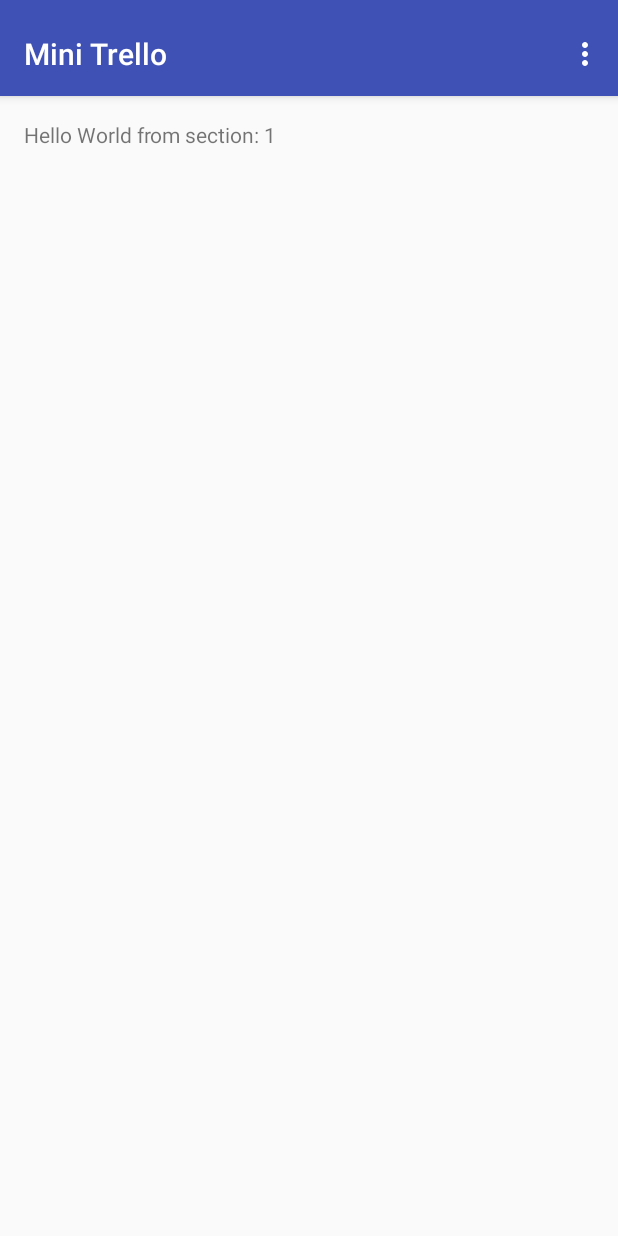
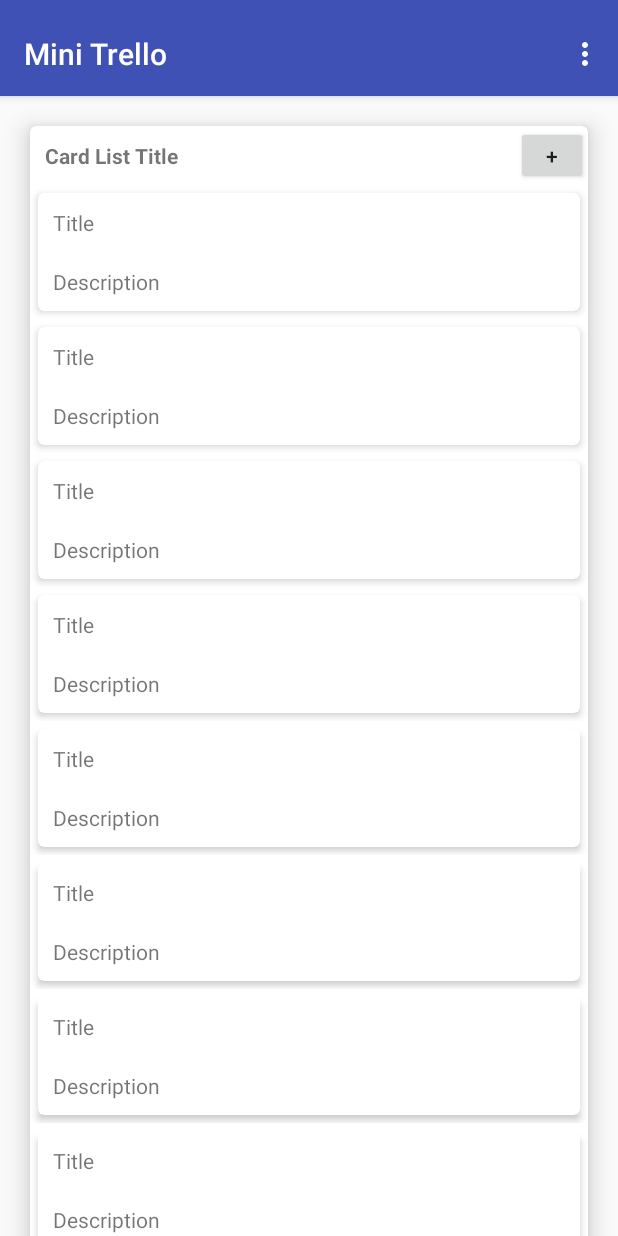
Before and after one commit to chinnonae/SW-spec-mini-trello, an Android app: the screen it shows after launch (MainActivity), on a phone screen of 412 x 824 dp. Run offline under Robolectric (Android 15) with nearby library versions, the phone set to English and light mode, and no system bars.

Commit message:
Done with initial design

```diff
--- a/app/build.gradle
+++ b/app/build.gradle
@@ -22,6 +22,9 @@
 dependencies {
     compile fileTree(dir: 'libs', include: ['*.jar'])
     testCompile 'junit:junit:4.12'
+    compile 'com.android.support:design:23.1.1'
     compile 'com.android.support:appcompat-v7:23.1.1'
     compile 'com.android.support:design:23.1.1'
+    compile 'com.android.support:support-v4:23.1.1'
+    compile 'com.android.support:cardview-v7:23.1.1'
 }
--- /dev/null
+++ b/app/src/main/java/com/ske/minitrello/activities/CardListFragment.java
@@ -0,0 +1,140 @@
+package com.ske.minitrello.activities;
+
+import android.content.Context;
+import android.net.Uri;
+import android.os.Bundle;
+import android.support.v4.app.Fragment;
+import android.view.LayoutInflater;
+import android.view.View;
+import android.view.ViewGroup;
+import android.widget.ListView;
+
+import com.ske.minitrello.R;
+import com.ske.minitrello.adapters.CardAdapter;
+import com.ske.minitrello.models.Card;
+
+import java.util.ArrayList;
+import java.util.List;
+
+/**
+ * A simple {@link Fragment} subclass.
+ * Activities that contain this fragment must implement the
+ * {@link CardListFragment.OnFragmentInteractionListener} interface
+ * to handle interaction events.
+ * Use the {@link CardListFragment#newInstance} factory method to
+ * create an instance of this fragment.
+ */
+public class CardListFragment extends Fragment {
+    // TODO: Rename parameter arguments, choose names that match
+    // the fragment initialization parameters, e.g. ARG_ITEM_NUMBER
+    private static final String ARG_PARAM1 = "param1";
+    private static final String ARG_PARAM2 = "param2";
+
+    private List<Card> cards;
+    private CardAdapter cardAdapter;
+
+    // TODO: Rename and change types of parameters
+    private String mParam1;
+    private String mParam2;
+
+    private OnFragmentInteractionListener mListener;
+
+    public CardListFragment() {
+        // Required empty public constructor
+    }
+
+    /**
+     * Use this factory method to create a new instance of
+     * this fragment using the provided parameters.
+     *
+     * @param param1 Parameter 1.
+     * @param param2 Parameter 2.
+     * @return A new instance of fragment CardListFragment.
+     */
+    // TODO: Rename and change types and number of parameters
+    public static CardListFragment newInstance(String param1, String param2) {
+        CardListFragment fragment = new CardListFragment();
+        Bundle args = new Bundle();
+        args.putString(ARG_PARAM1, param1);
+        args.putString(ARG_PARAM2, param2);
+        fragment.setArguments(args);
+        return fragment;
+    }
+
+    @Override
+    public void onCreate(Bundle savedInstanceState) {
+        super.onCreate(savedInstanceState);
+        if (getArguments() != null) {
+            mParam1 = getArguments().getString(ARG_PARAM1);
+            mParam2 = getArguments().getString(ARG_PARAM2);
+        }
+
+
+    }
+
+    @Override
+    public View onCreateView(LayoutInflater inflater, ViewGroup container,
+                             Bundle savedInstanceState) {
+
+        View rootView = inflater.inflate(R.layout.fragment_card_list, container, false);
+
+        cards = new ArrayList<Card>();
+        cards.add(new Card("Title", "Description"));
+        cards.add(new Card("Title", "Description"));
+        cards.add(new Card("Title", "Description"));
+        cards.add(new Card("Title", "Description"));
+        cards.add(new Card("Title", "Description"));
+        cards.add(new Card("Title", "Description"));
+        cards.add(new Card("Title", "Description"));
+        cards.add(new Card("Title", "Description"));
+        cards.add(new Card("Title", "Description"));
+
+        cardAdapter = new CardAdapter(getActivity(),
+                R.layout.card_list_item,
+                cards);
+
+        ListView lv = (ListView) rootView.findViewById(R.id.card_listView);
+        lv.setAdapter(cardAdapter);
+
+        return rootView;
+    }
+
+    // TODO: Rename method, update argument and hook method into UI event
+    public void onButtonPressed(Uri uri) {
+        if (mListener != null) {
+            mListener.onFragmentInteraction(uri);
+        }
+    }
+
+    @Override
+    public void onAttach(Context context) {
+        super.onAttach(context);
+        if (context instanceof OnFragmentInteractionListener) {
+            mListener = (OnFragmentInteractionListener) context;
+        } else {
+            throw new RuntimeException(context.toString()
+                    + " must implement OnFragmentInteractionListener");
+        }
+    }
+
+    @Override
+    public void onDetach() {
+        super.onDetach();
+        mListener = null;
+    }
+
+    /**
+     * This interface must be implemented by activities that contain this
+     * fragment to allow an interaction in this fragment to be communicated
+     * to the activity and potentially other fragments contained in that
+     * activity.
+     * <p/>
+     * See the Android Training lesson <a href=
+     * "http://developer.android.com/training/basics/fragments/communicating.html"
+     * >Communicating with Other Fragments</a> for more information.
+     */
+    public interface OnFragmentInteractionListener {
+        // TODO: Update argument type and name
+        void onFragmentInteraction(Uri uri);
+    }
+}
--- a/app/src/main/java/com/ske/minitrello/activities/MainActivity.java
+++ b/app/src/main/java/com/ske/minitrello/activities/MainActivity.java
@@ -1,7 +1,6 @@
 package com.ske.minitrello.activities;
 
-import android.support.design.widget.FloatingActionButton;
-import android.support.design.widget.Snackbar;
+import android.net.Uri;
 import android.support.v4.app.FragmentStatePagerAdapter;
 import android.support.v7.app.AppCompatActivity;
 import android.support.v7.widget.Toolbar;
@@ -11,6 +10,7 @@
 import android.support.v4.app.FragmentPagerAdapter;
 import android.support.v4.view.ViewPager;
 import android.os.Bundle;
+import android.util.Log;
 import android.view.LayoutInflater;
 import android.view.Menu;
 import android.view.MenuItem;
@@ -25,21 +25,10 @@
  *  Main page that show list of card lists including the cards inside the lists.
  */
 
-public class MainActivity extends AppCompatActivity {
+public class MainActivity extends AppCompatActivity implements CardListFragment.OnFragmentInteractionListener {
 
-    /**
-     * The {@link android.support.v4.view.PagerAdapter} that will provide
-     * fragments for each of the sections. We use a
-     * {@link FragmentPagerAdapter} derivative, which will keep every
-     * loaded fragment in memory. If this becomes too memory intensive, it
-     * may be best to switch to a
-     * {@link android.support.v4.app.FragmentStatePagerAdapter}.
-     */
+
     private SectionsPagerAdapter mSectionsPagerAdapter;
-
-    /**
-     * The {@link ViewPager} that will host the section contents.
-     */
     private ViewPager mViewPager;
 
     @Override
@@ -83,40 +72,10 @@
         return super.onOptionsItemSelected(item);
     }
 
-    /**
-     * A placeholder fragment containing a simple view.
-     */
-    public static class PlaceholderFragment extends Fragment {
-        /**
-         * The fragment argument representing the section number for this
-         * fragment.
-         */
-        private static final String ARG_SECTION_NUMBER = "section_number";
+    @Override
+    public void onFragmentInteraction(Uri uri) {
+    }
 
-        public PlaceholderFragment() {
-        }
-
-        /**
-         * Returns a new instance of this fragment for the given section
-         * number.
-         */
-        public static PlaceholderFragment newInstance(int sectionNumber) {
-            PlaceholderFragment fragment = new PlaceholderFragment();
-            Bundle args = new Bundle();
-            args.putInt(ARG_SECTION_NUMBER, sectionNumber);
-            fragment.setArguments(args);
-            return fragment;
-        }
-
-        @Override
-        public View onCreateView(LayoutInflater inflater, ViewGroup container,
-                                 Bundle savedInstanceState) {
-            View rootView = inflater.inflate(R.layout.fragment_main, container, false);
-            TextView textView = (TextView) rootView.findViewById(R.id.section_label);
-            textView.setText(getString(R.string.section_format, getArguments().getInt(ARG_SECTION_NUMBER)));
-            return rootView;
-        }
-    }
 
     public class SectionsPagerAdapter extends FragmentStatePagerAdapter {
 
@@ -126,7 +85,8 @@
 
         @Override
         public Fragment getItem(int position) {
-            return PlaceholderFragment.newInstance(position + 1);
+            return new CardListFragment();
+            //return PlaceholderFragment.newInstance(position + 1);
         }
 
         @Override
@@ -134,4 +94,40 @@
             return 3;
         }
     }
+
+
+//    /**
+//     * A placeholder fragment containing a simple view.
+//     */
+//    public static class PlaceholderFragment extends Fragment {
+//        /**
+//         * The fragment argument representing the section number for this
+//         * fragment.
+//         */
+//        private static final String ARG_SECTION_NUMBER = "section_number";
+//
+//        public PlaceholderFragment() {
+//        }
+//
+//        /**
+//         * Returns a new instance of this fragment for the given section
+//         * number.
+//         */
+//        public static PlaceholderFragment newInstance(int sectionNumber) {
+//            PlaceholderFragment fragment = new PlaceholderFragment();
+//            Bundle args = new Bundle();
+//            args.putInt(ARG_SECTION_NUMBER, sectionNumber);
+//            fragment.setArguments(args);
+//            return fragment;
+//        }
+//
+//        @Override
+//        public View onCreateView(LayoutInflater inflater, ViewGroup container,
+//                                 Bundle savedInstanceState) {
+//            View rootView = inflater.inflate(R.layout.fragment_main, container, false);
+//            TextView textView = (TextView) rootView.findViewById(R.id.section_label);
+//            textView.setText(getString(R.string.section_format, getArguments().getInt(ARG_SECTION_NUMBER)));
+//            return rootView;
+//        }
+//    }
 }
--- /dev/null
+++ b/app/src/main/java/com/ske/minitrello/adapters/CardAdapter.java
@@ -0,0 +1,42 @@
+package com.ske.minitrello.adapters;
+
+import android.content.Context;
+import android.view.LayoutInflater;
+import android.view.View;
+import android.view.ViewGroup;
+import android.widget.ArrayAdapter;
+import android.widget.TextView;
+
+
+import com.ske.minitrello.R;
+import com.ske.minitrello.models.Card;
+
+import java.util.List;
+
+
+public class CardAdapter extends ArrayAdapter<Card> {
+
+    public CardAdapter(Context context, int resource, List<Card> objects) {
+        super(context, resource, objects);
+    }
+
+    @Override
+    public View getView(int position, View convertView, ViewGroup parent) {
+
+        View v = convertView;
+
+        if (v == null) {
+            LayoutInflater vi = LayoutInflater.from(getContext());
+            v = vi.inflate(R.layout.card_list_item, null);
+        }
+
+        //TextView subject = (TextView) v.findViewById(R.id.subject);
+        //TextView body = (TextView) v.findViewById(R.id.body);
+
+        Card card = getItem(position);
+        //subject.setText(note.getSubject());
+        //body.setText(note.getBody());
+
+        return v;
+    }
+}
--- /dev/null
+++ b/app/src/main/java/com/ske/minitrello/adapters/PagerAdapter.java
@@ -0,0 +1,29 @@
+package com.ske.minitrello.adapters;
+
+import android.support.v4.app.Fragment;
+import android.support.v4.app.FragmentManager;
+import android.support.v4.app.FragmentStatePagerAdapter;
+
+import com.ske.minitrello.activities.CardListFragment;
+
+
+public class PagerAdapter extends FragmentStatePagerAdapter {
+
+
+    private int count;
+
+    public PagerAdapter(FragmentManager fm, int count) {
+        super(fm);
+        this.count = count;
+    }
+
+    @Override
+    public Fragment getItem(int position) {
+        return new CardListFragment();
+    }
+
+    @Override
+    public int getCount() {
+        return count;
+    }
+}
--- a/app/src/main/java/com/ske/minitrello/models/Card.java
+++ b/app/src/main/java/com/ske/minitrello/models/Card.java
@@ -1,8 +1,7 @@
 package com.ske.minitrello.models;
 
-import java.io.Serializable;
 
-public class Card implements Serializable {
+public class Card {
 
     private String name;
     private String description;
--- a/app/src/main/java/com/ske/minitrello/models/CardList.java
+++ b/app/src/main/java/com/ske/minitrello/models/CardList.java
@@ -21,7 +21,7 @@
     /**
      * Create a card list with specify cards.
      * @param name is name of card list
-     * @param cardList
+     * @param cardList is list of cards in the card list
      */
     public CardList(String name, List<Card> cardList) {
         this.name = name;
--- /dev/null
+++ b/app/src/main/res/layout/card_list_item.xml
@@ -0,0 +1,38 @@
+<?xml version="1.0" encoding="utf-8"?>
+<LinearLayout xmlns:android="http://schemas.android.com/apk/res/android"
+    xmlns:card_view="http://schemas.android.com/apk/res-auto"
+    android:orientation="vertical"
+    android:layout_width="match_parent"
+    android:layout_height="match_parent">
+
+    <android.support.v7.widget.CardView
+        android:layout_width="match_parent"
+        android:layout_height="wrap_content"
+        android:layout_margin="5dp"
+        card_view:cardElevation="3dp"
+        card_view:cardCornerRadius="4dp">
+
+        <LinearLayout
+            android:layout_width="match_parent"
+            android:layout_height="match_parent"
+            android:orientation="vertical">
+
+            <TextView
+                android:layout_width="match_parent"
+                android:layout_height="wrap_content"
+                android:text="Title"
+                android:layout_margin="10dp"/>
+
+            <TextView
+                android:layout_width="match_parent"
+                android:layout_height="wrap_content"
+                android:text="Description"
+                android:layout_margin="10dp"/>
+
+        </LinearLayout>
+
+
+
+    </android.support.v7.widget.CardView>
+
+</LinearLayout>
--- /dev/null
+++ b/app/src/main/res/layout/fragment_card_list.xml
@@ -0,0 +1,60 @@
+<LinearLayout xmlns:android="http://schemas.android.com/apk/res/android"
+    xmlns:tools="http://schemas.android.com/tools"
+    android:layout_width="match_parent"
+    android:layout_height="match_parent"
+    xmlns:card_view="http://schemas.android.com/apk/res-auto"
+    tools:context="com.ske.minitrello.activities.CardListFragment">
+
+    <!-- TODO: Update blank fragment layout -->
+
+
+    <android.support.v7.widget.CardView
+        android:layout_width="match_parent"
+        android:layout_height="match_parent"
+        android:layout_margin="20dp"
+        card_view:cardElevation="10dp"
+        card_view:cardCornerRadius="4dp">
+
+        <RelativeLayout
+            android:layout_width="match_parent"
+            android:layout_height="match_parent">
+
+            <TextView
+                android:layout_width="match_parent"
+                android:layout_height="wrap_content"
+                android:text="Card List Title"
+                android:id="@+id/cardlist_title"
+                android:layout_alignParentTop="true"
+                android:layout_centerHorizontal="true"
+                android:padding="10dp"
+                android:textStyle="bold"
+                />
+
+            <ListView
+                android:layout_width="wrap_content"
+                android:layout_height="wrap_content"
+                android:id="@+id/card_listView"
+                android:layout_centerHorizontal="true"
+                android:layout_below="@+id/cardlist_title"
+                android:divider="@null"
+                android:dividerHeight="0dp"
+                android:scrollbars="none"/>
+
+            <Button
+                style="?android:attr/buttonStyleSmall"
+                android:layout_width="wrap_content"
+                android:layout_height="wrap_content"
+                android:text="+"
+                android:id="@+id/button"
+                android:layout_above="@+id/card_listView"
+                android:layout_alignParentEnd="true" />
+
+
+        </RelativeLayout>
+
+
+
+
+    </android.support.v7.widget.CardView>
+
+</LinearLayout>
--- a/app/src/main/res/layout/fragment_main.xml
+++ /dev/null
@@ -1,16 +0,0 @@
-<RelativeLayout xmlns:android="http://schemas.android.com/apk/res/android"
-    xmlns:tools="http://schemas.android.com/tools"
-    android:layout_width="match_parent"
-    android:layout_height="match_parent"
-    android:paddingBottom="@dimen/activity_vertical_margin"
-    android:paddingLeft="@dimen/activity_horizontal_margin"
-    android:paddingRight="@dimen/activity_horizontal_margin"
-    android:paddingTop="@dimen/activity_vertical_margin"
-    tools:context=".activities.MainActivity$PlaceholderFragment">
-
-    <TextView
-        android:id="@+id/section_label"
-        android:layout_width="wrap_content"
-        android:layout_height="wrap_content" />
-
-</RelativeLayout>
--- a/app/src/main/res/values/dimens.xml
+++ b/app/src/main/res/values/dimens.xml
@@ -4,4 +4,5 @@
     <dimen name="activity_vertical_margin">16dp</dimen>
     <dimen name="fab_margin">16dp</dimen>
     <dimen name="appbar_padding_top">8dp</dimen>
+    <dimen name="text_margin">16dp</dimen>
 </resources>
--- a/app/src/main/res/values/strings.xml
+++ b/app/src/main/res/values/strings.xml
@@ -2,4 +2,7 @@
     <string name="app_name">Mini Trello</string>
     <string name="action_settings">Settings</string>
     <string name="section_format">Hello World from section: %1$d</string>
+
+    <!-- TODO: Remove or change this placeholder text -->
+    <string name="hello_blank_fragment">Hello blank fragment</string>
 </resources>
```
